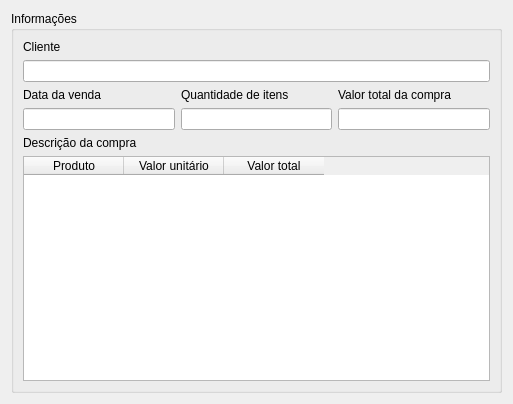
mateusangeli/projetoMat-Con, file ui/ui_infovendas.ui: the form before one commit.
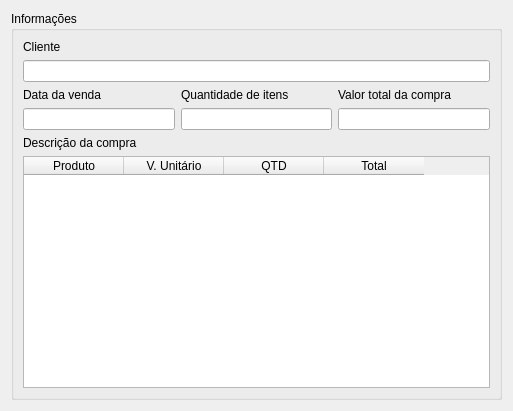
The form after the commit.

```diff
--- a/ui/ui_infovendas.ui
+++ b/ui/ui_infovendas.ui
@@ -7,9 +7,15 @@
     <x>0</x>
     <y>0</y>
     <width>513</width>
-    <height>404</height>
+    <height>411</height>
    </rect>
   </property>
+  <property name="sizePolicy">
+   <sizepolicy hsizetype="Preferred" vsizetype="Fixed">
+    <horstretch>0</horstretch>
+    <verstretch>0</verstretch>
+   </sizepolicy>
+  </property>
   <property name="windowTitle">
    <string>Form</string>
   </property>
@@ -80,12 +86,17 @@
         </column>
         <column>
          <property name="text">
-          <string>Valor unitário</string>
+          <string>V. Unitário</string>
          </property>
         </column>
         <column>
          <property name="text">
-          <string>Valor total</string>
+          <string>QTD</string>
+         </property>
+        </column>
+        <column>
+         <property name="text">
+          <string>Total</string>
          </property>
         </column>
        </widget>
```
Left out of the diff: 29 changed lines with no effect on the pictures.
